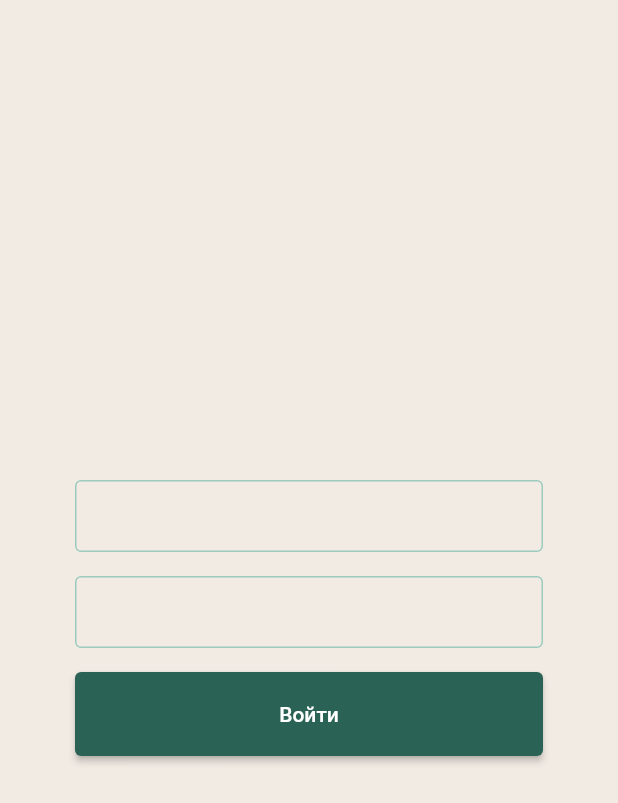
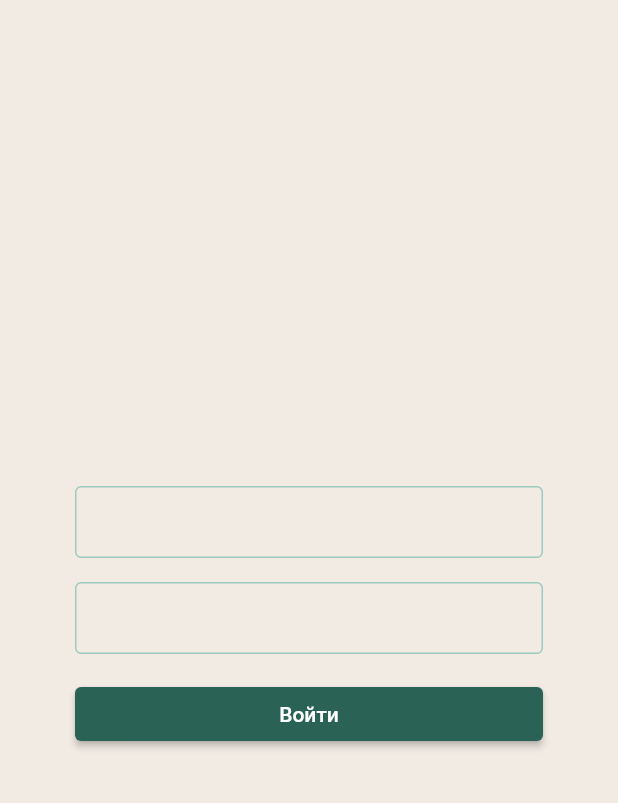
Before and after one commit to Kukustar/bookkeping_mobile, a Flutter app: the screen it shows after launch, on a phone screen of 412 x 824 dp. Shown: the top 803 px of the screen. Run offline on Flutter 3.47's test engine with Material 2 defaults, Android fonts, the phone set to English and light mode, and no system bars; our stand-ins replace bloc, flutter_bloc, shared_preferences.

```diff
--- a/lib/screens/login/login_screen.dart
+++ b/lib/screens/login/login_screen.dart
@@ -65,9 +65,6 @@ class _LoginScreenState extends State<LoginScreen> {
                   children: [
                     Expanded(
                       child: ElevatedButton(
-                          style: ButtonStyle(
-                            padding: MaterialStateProperty.all(EdgeInsets.symmetric(vertical: 20))
-                          ),
                           onPressed: () {
                             BlocProvider
                                 .of<AuthBloc>(context)
```
